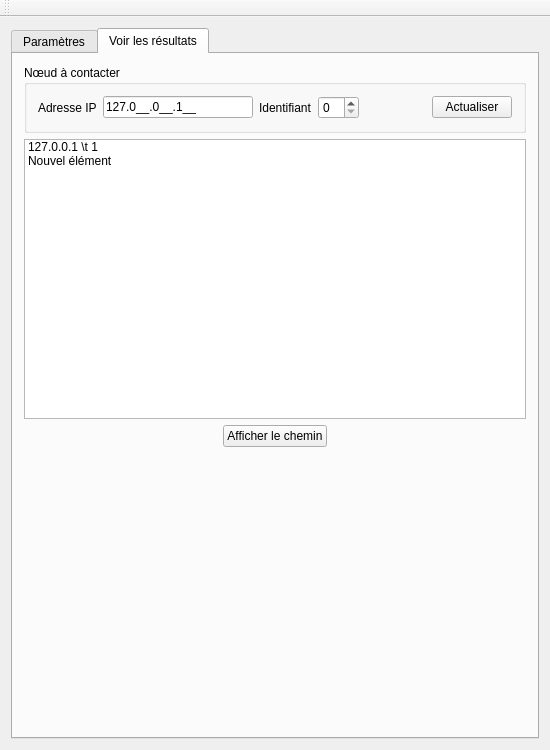
Above: duck-interface/mainwindow.ui from WardenQQ/sd-project before the change. Below: the same form after it.
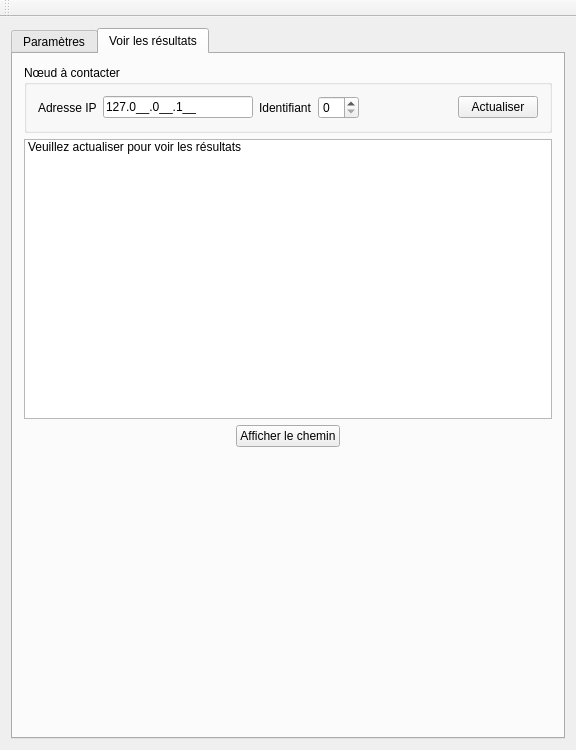
That is the form after the change. The open tabs and pages were chosen to show the change.

```diff
--- a/duck-interface/mainwindow.ui
+++ b/duck-interface/mainwindow.ui
@@ -6,7 +6,7 @@
    <rect>
     <x>0</x>
     <y>0</y>
-    <width>550</width>
+    <width>576</width>
     <height>750</height>
    </rect>
   </property>
@@ -631,12 +631,7 @@
          <widget class="QListWidget" name="listWidget">
           <item>
            <property name="text">
-            <string>127.0.0.1 \t 1</string>
-           </property>
-          </item>
-          <item>
-           <property name="text">
-            <string>Nouvel élément</string>
+            <string>Veuillez actualiser pour voir les résultats</string>
            </property>
           </item>
          </widget>
```
Left out of the diff: 10 changed lines with no effect on the pictures.
